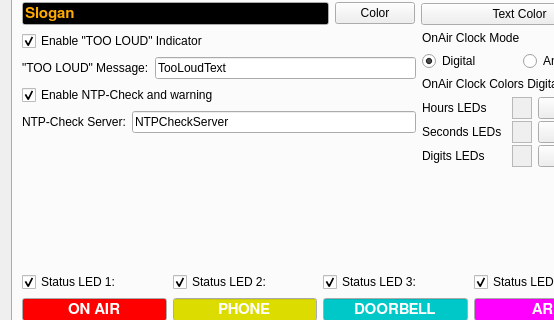
Above: settings.ui from saschaludwig/OnAirScreen before the change; both pictures show x 0 to 554 and y 120 to 440 of the 640 by 599 pixel window. Below: the same form after it.
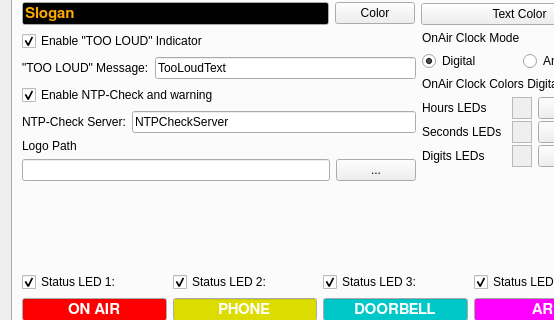
That is the form after the change. Icons and pictures are not drawn.

Commit message: added logo to config

Patch:
```diff
--- a/settings.ui
+++ b/settings.ui
@@ -520,6 +520,27 @@
              </item>
             </layout>
            </item>
+           <item>
+            <widget class="QLabel" name="label_17">
+             <property name="text">
+              <string>Logo Path</string>
+             </property>
+            </widget>
+           </item>
+           <item>
+            <layout class="QHBoxLayout" name="horizontalLayout_13">
+             <item>
+              <widget class="QLineEdit" name="logoPath"/>
+             </item>
+             <item>
+              <widget class="QPushButton" name="logoButton">
+               <property name="text">
+                <string>...</string>
+               </property>
+              </widget>
+             </item>
+            </layout>
+           </item>
            <item>
             <spacer name="verticalSpacer_4">
              <property name="orientation">
```
The commit also changes 3 other files.
